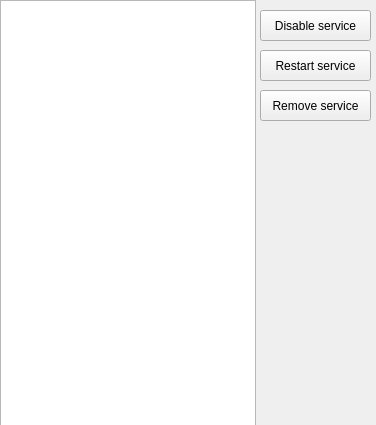
This is Mast/services_manager.ui in jakubiszon26/Mast as Qt 5 draws it before an edit. The edited form follows.
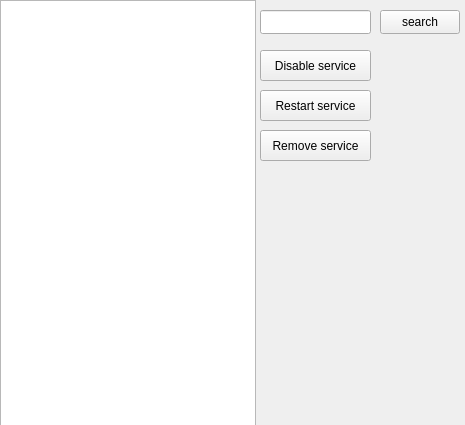
This is the edited form.

Commit message: search in services

```diff
--- a/Mast/services_manager.ui
+++ b/Mast/services_manager.ui
@@ -6,7 +6,7 @@
    <rect>
     <x>0</x>
     <y>0</y>
-    <width>376</width>
+    <width>465</width>
     <height>425</height>
    </rect>
   </property>
@@ -27,7 +27,7 @@
    <property name="geometry">
     <rect>
      <x>260</x>
-     <y>10</y>
+     <y>50</y>
      <width>111</width>
      <height>31</height>
     </rect>
@@ -40,7 +40,7 @@
    <property name="geometry">
     <rect>
      <x>260</x>
-     <y>50</y>
+     <y>90</y>
      <width>111</width>
      <height>31</height>
     </rect>
@@ -53,7 +53,7 @@
    <property name="geometry">
     <rect>
      <x>260</x>
-     <y>90</y>
+     <y>130</y>
      <width>111</width>
      <height>31</height>
     </rect>
@@ -62,6 +62,29 @@
     <string>Remove service</string>
    </property>
   </widget>
+  <widget class="QLineEdit" name="search_input">
+   <property name="geometry">
+    <rect>
+     <x>260</x>
+     <y>10</y>
+     <width>111</width>
+     <height>24</height>
+    </rect>
+   </property>
+  </widget>
+  <widget class="QPushButton" name="search_button">
+   <property name="geometry">
+    <rect>
+     <x>380</x>
+     <y>10</y>
+     <width>80</width>
+     <height>24</height>
+    </rect>
+   </property>
+   <property name="text">
+    <string>search</string>
+   </property>
+  </widget>
  </widget>
  <resources/>
  <connections/>
```
The commit also changes 2 other files.
